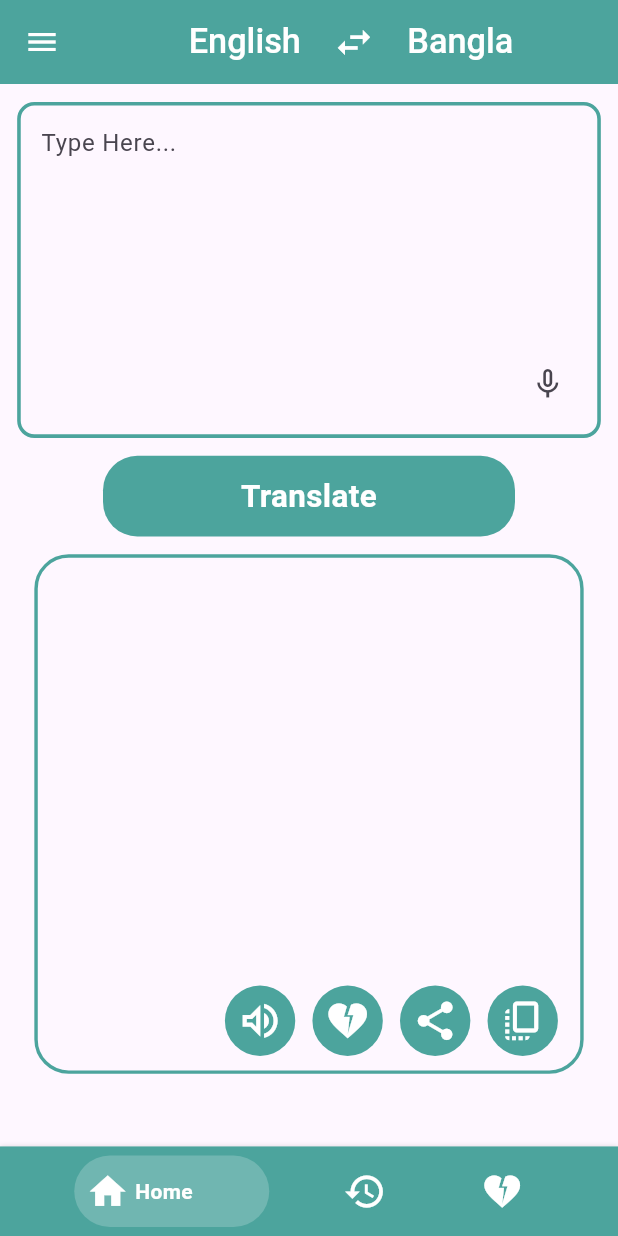
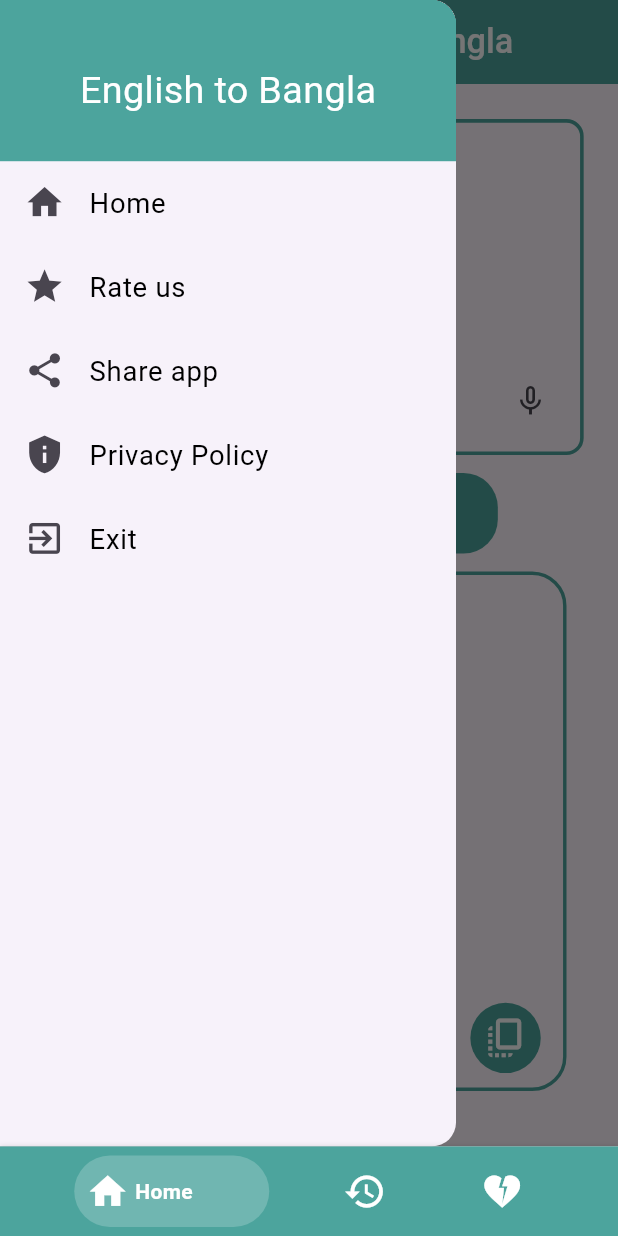
Before and after one commit to Chironjit598/EN-BN-Translator, a Flutter app: the screen it shows after launch, with the side drawer open (before the commit the screen has no drawer), on a phone screen of 412 x 824 dp. Run offline on Flutter 3.47's test engine with Material 3 defaults, Android fonts, the phone set to English and light mode, and no system bars; drawn by our look-alikes of bottom_navy_bar; our stand-ins replace flutter_screenutil, flutter_tts, fluttertoast, get, permission_handler, share_plus and 1 more; missing offline and left inert: translator_plus.

Commit message:
home drawer added

```diff
--- a/lib/view/screens/home_screen/controller/home_controller.dart
+++ b/lib/view/screens/home_screen/controller/home_controller.dart
@@ -7,6 +7,7 @@ import 'package:permission_handler/permission_handler.dart';
 import 'package:share_plus/share_plus.dart';
 import 'package:speech_to_text/speech_to_text.dart' as stt;
 import 'package:translator_plus/translator_plus.dart';
+import 'package:url_launcher/url_launcher.dart';
 
 class HomeController extends GetxController {
   GoogleTranslator translator = GoogleTranslator();
@@ -44,7 +45,7 @@ class HomeController extends GetxController {
     }
   }
 
-  //========================Clear Tect ===================================//
+  //========================Clear Text ===================================//
 
   void clearText() {
     userInputcontroller.clear();
@@ -81,9 +82,9 @@ class HomeController extends GetxController {
     isListening.value = false;  // Stop listening
   }
 
-  //==========================text to speach==============================//
+  //==========================text to speech==============================//
 
-  void textToSpeach() async {
+  void textToSpeech() async {
     if (isSpeaking.value) {
       await flutterTts.stop();
       isSpeaking.value = false;
@@ -117,6 +118,33 @@ class HomeController extends GetxController {
     }
   }
 
+  //============Drawer Menu=================
+  var appReviewUrl =
+      'https://play.google.com/store/apps/details?id=com.example.bn_en_trans';
+  var privacyUrl = 'https://sites.google.com/view/ekadashi-barta-privacy-policy';
+  var appShareUrl =
+      'Download Link:\nhttps://play.google.com/store/apps/details?id=com.example.bn_en_trans';
+
+  //declare method
+  launchAppReview() async {
+    final Uri url = Uri.parse(appReviewUrl);
+    if (!await launchUrl(url, mode: LaunchMode.externalApplication)) {
+      throw Exception('Could not launch $url');
+    }
+  }
+
+  launchPrivacy() async {
+    final Uri url = Uri.parse(privacyUrl);
+    if (!await launchUrl(url, mode: LaunchMode.inAppWebView)) {
+      throw Exception('Could not launch $url');
+    }
+  }
+
+
+
+
+
+
   //=================================onInit=============================//
   @override
   void onInit() {
--- a/lib/view/screens/home_screen/home_screen.dart
+++ b/lib/view/screens/home_screen/home_screen.dart
@@ -1,12 +1,14 @@
-import 'package:bn_en_trans/main.dart';
 import 'package:bn_en_trans/utils/app_colors.dart';
 import 'package:bn_en_trans/view/screens/home_screen/controller/home_controller.dart';
+import 'package:bn_en_trans/view/screens/home_screen/widgets/drawer_widget.dart';
 import 'package:bn_en_trans/view/widget/circle_button.dart';
 import 'package:bn_en_trans/view/widget/custom_button.dart';
 import 'package:bn_en_trans/view/widget/custom_text.dart';
 import 'package:flutter/material.dart';
+import 'package:flutter/services.dart';
 import 'package:flutter_screenutil/flutter_screenutil.dart';
 import 'package:get/get.dart';
+import 'package:share_plus/share_plus.dart';
 
 import '../../widget/custom_text_feild.dart';
 
@@ -21,10 +23,6 @@ class HomeScreen extends StatelessWidget {
       //============================Appbar Start Code=======================//
       appBar: AppBar(
         backgroundColor: AppColors.primaryClr,
-        leading: Icon(
-          Icons.menu,
-          color: AppColors.whiteClr,
-        ),
         title: Row(
           mainAxisAlignment: MainAxisAlignment.center,
           children: [
@@ -57,7 +55,30 @@ class HomeScreen extends StatelessWidget {
         ),
       ),
 
+      drawer: SafeArea(
+          child: Drawer(
+        child: DrawerWidget(
+          onClickHome: () => Navigator.pop(context, false),
+          onClickRateUs: () {
+            Navigator.pop(context);
+            homeController.launchAppReview();
+          },
+          onClickShareApp: () {
+            Navigator.pop(context);
+            Share.share(homeController.appShareUrl);
+          },
+          onClickPrivacyPolicy: () {
+            Navigator.pop(context);
+            homeController.launchPrivacy();
+          },
+
+          onClickExit: () {
+            SystemNavigator.pop();
+          },
+        ),
+      )),
       body: SingleChildScrollView(
+        padding: EdgeInsets.all(10.w),
         child: Column(
           children: [
             //=========================user input TextField section==========================//
@@ -79,7 +100,7 @@ class HomeScreen extends StatelessWidget {
                         Obx(() {
                           return Visibility(
                             visible: homeController.inputText.value.isNotEmpty,
-                            child: CircleButton(
+                            child: circleButton(
                                 icon: Icons.clear,
                                 ontap: () {
                                   homeController.clearText();
@@ -87,15 +108,16 @@ class HomeScreen extends StatelessWidget {
                           );
                         }),
                         Obx(() => IconButton(
-                          icon: Icon(homeController.isListening.value ? Icons.mic : Icons.mic_none),
-                          onPressed: homeController.isListening.value
-                              ? homeController.stopListening
-                              : () {
-
-                            homeController.startListening(homeController.fromLanguage.value);
-                          },
-                        )),
-
+                              icon: Icon(homeController.isListening.value
+                                  ? Icons.mic
+                                  : Icons.mic_none),
+                              onPressed: homeController.isListening.value
+                                  ? homeController.stopListening
+                                  : () {
+                                      homeController.startListening(
+                                          homeController.fromLanguage.value);
+                                    },
+                            )),
                       ],
                     ))
               ],
@@ -139,22 +161,22 @@ class HomeScreen extends StatelessWidget {
                       children: [
                         //==========================Text to speak section===================//
                         Obx(
-                          () => CircleButton(
+                          () => circleButton(
                               ontap: () {
-                                homeController.textToSpeach();
+                                homeController.textToSpeech();
                               },
                               icon: homeController.isSpeaking.value
                                   ? Icons.volume_off
                                   : Icons.volume_up_outlined),
                         ),
-                        CircleButton(icon: Icons.heart_broken),
-                        CircleButton(
+                        circleButton(icon: Icons.heart_broken),
+                        circleButton(
                             ontap: () {
                               homeController.shareTranslatedText();
                             },
                             icon: Icons.share),
                         //==========================Copy Clipboard section===================//
-                        CircleButton(
+                        circleButton(
                             ontap: () {
                               homeController.copyToClipboard();
                             },
--- /dev/null
+++ b/lib/view/screens/home_screen/widgets/drawer_widget.dart
@@ -0,0 +1,122 @@
+import 'package:flutter/material.dart';
+import 'package:flutter_screenutil/flutter_screenutil.dart';
+
+import '../../../../utils/app_colors.dart';
+import '../../../widget/custom_text.dart';
+
+class DrawerWidget extends StatelessWidget {
+  final VoidCallback onClickHome;
+  final VoidCallback onClickRateUs;
+  final VoidCallback onClickShareApp;
+  final VoidCallback onClickPrivacyPolicy;
+  final VoidCallback onClickExit;
+
+  final String headerTxt = 'English to Bangla';
+
+  const DrawerWidget({
+    super.key,
+    required this.onClickHome,
+    required this.onClickRateUs,
+    required this.onClickShareApp,
+    required this.onClickPrivacyPolicy,
+    required this.onClickExit,
+  });
+
+  @override
+  Widget build(BuildContext context) {
+    return Column(
+      children: [
+        Container(
+          height: 90.h,
+          color: AppColors.primaryClr,
+          child: Padding(
+            padding: EdgeInsets.only(top: 10.h),
+            child: Row(
+              crossAxisAlignment: CrossAxisAlignment.center,
+              mainAxisAlignment: MainAxisAlignment.center,
+              children: [
+                CustomText(
+                  text: headerTxt,
+                  fontSize: 22,
+                  color: AppColors.whiteClr,
+                )
+              ],
+            ),
+          ),
+        ),
+        Expanded(
+          child: ListView(
+            physics: const BouncingScrollPhysics(),
+            children: [
+              ListTile(
+                title: const CustomText(
+                  text: "Home",
+                  textAlign: TextAlign.start,
+                  color: AppColors.blackClr,
+                  fontSize: 16,
+                ),
+                leading: Icon(
+                  Icons.home,
+                  size: 24.w,
+                ),
+                onTap: onClickHome,
+              ),
+              ListTile(
+                title: const CustomText(
+                  text: "Rate us",
+                  textAlign: TextAlign.start,
+                  color: AppColors.blackClr,
+                  fontSize: 16,
+                ),
+                leading: Icon(
+                  Icons.star,
+                  size: 24.w,
+                ),
+                onTap: onClickRateUs,
+              ),
+              ListTile(
+                title: const CustomText(
+                  text: "Share app",
+                  textAlign: TextAlign.start,
+                  color: AppColors.blackClr,
+                  fontSize: 16,
+                ),
+                leading: Icon(
+                  Icons.share,
+                  size: 24.w,
+                ),
+                onTap: onClickShareApp,
+              ),
+              ListTile(
+                title: const CustomText(
+                  text: "Privacy Policy",
+                  textAlign: TextAlign.start,
+                  color: AppColors.blackClr,
+                  fontSize: 16,
+                ),
+                leading: Icon(
+                  Icons.privacy_tip,
+                  size: 24.w,
+                ),
+                onTap: onClickPrivacyPolicy,
+              ),
+              ListTile(
+                title: const CustomText(
+                  text: "Exit",
+                  textAlign: TextAlign.start,
+                  color: AppColors.blackClr,
+                  fontSize: 16,
+                ),
+                leading: Icon(
+                  Icons.exit_to_app,
+                  size: 24.w,
+                ),
+                onTap: onClickExit,
+              ),
+            ],
+          ),
+        )
+      ],
+    );
+  }
+}
--- a/lib/view/widget/circle_button.dart
+++ b/lib/view/widget/circle_button.dart
@@ -1,17 +1,16 @@
-import 'package:bn_en_trans/main.dart';
 import 'package:bn_en_trans/utils/app_colors.dart';
+import 'package:flutter/material.dart';
 import 'package:flutter/cupertino.dart';
-import 'package:flutter/material.dart';
 import 'package:flutter_screenutil/flutter_screenutil.dart';
 
-Widget CircleButton({icon, ontap}){
+Widget circleButton({icon, ontap}){
 
   return InkWell(
     onTap: ontap,
     child: Container(
       margin: EdgeInsets.symmetric(horizontal: 5.w),
       padding: EdgeInsets.all(7.r),
-      decoration: BoxDecoration(
+      decoration: const BoxDecoration(
         shape: BoxShape.circle,
         color: AppColors.primaryClr,
       ),
--- a/lib/view/widget/custom_text_feild.dart
+++ b/lib/view/widget/custom_text_feild.dart
@@ -1,4 +1,3 @@
-import 'package:bn_en_trans/main.dart';
 import 'package:bn_en_trans/utils/app_colors.dart';
 import 'package:flutter/cupertino.dart';
 import 'package:flutter/material.dart';
--- a/pubspec.yaml
+++ b/pubspec.yaml
@@ -41,9 +41,10 @@ dependencies:
   translator_plus: ^1.0.1
   flutter_tts: ^4.0.2
   fluttertoast: ^8.2.8
-  share_plus: ^10.0.2
+  share_plus: ^10.1.0
   speech_to_text: ^7.0.0
   permission_handler: ^11.3.1
+  url_launcher: ^6.3.1
 
 dev_dependencies:
   flutter_test:
```
Also changed, not shown: pubspec.lock, 1 other file.
